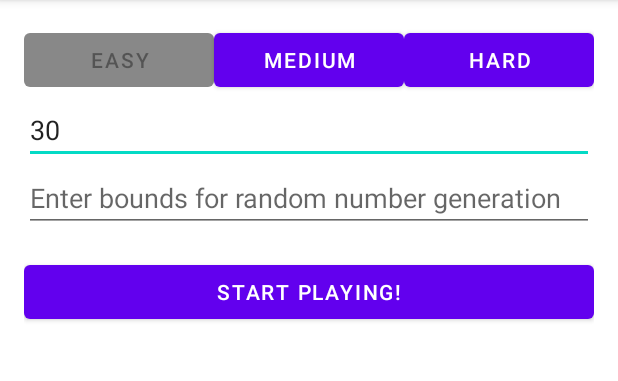
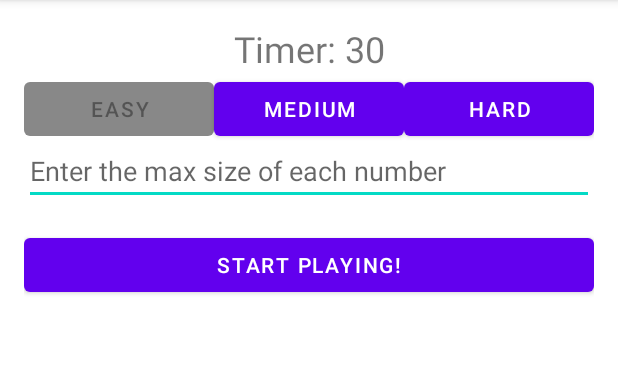
Before and after one commit to jfletcher5/FletcherGames, an Android app: the GameSettingsActivity screen opened directly, with no data from a screen before it, after a tap on "EASY", on a phone screen of 412 x 824 dp, the part 84-465 px from its top. Run offline under Robolectric (Android 15) with nearby library versions, the phone set to English and light mode, and no system bars.

Commit message:
updated timer

```diff
--- a/app/src/main/java/com/example/mathgame/GameSettingsActivity.java
+++ b/app/src/main/java/com/example/mathgame/GameSettingsActivity.java
@@ -7,10 +7,12 @@ import android.view.View;
 import android.widget.Button;
 import android.widget.EditText;
 import android.graphics.Color;
+import android.widget.TextView;
 
 public class GameSettingsActivity extends AppCompatActivity {
 
-    private EditText timerInput;
+    private int timerValue;
+    private TextView timerTextView;
     private Button[] timerButtons = new Button[3];
     private int[] timerValues = {30, 15, 5};
 
@@ -19,14 +21,13 @@ public class GameSettingsActivity extends AppCompatActivity {
         super.onCreate(savedInstanceState);
         setContentView(R.layout.activity_game_settings);
 
-        timerInput = findViewById(R.id.timerInput);
         timerButtons[0] = findViewById(R.id.timerInput1);
         timerButtons[1] = findViewById(R.id.timerInput2);
         timerButtons[2] = findViewById(R.id.timerInput3);
 
         findViewById(R.id.submitButton).setOnClickListener(v -> {
             Intent resultIntent = new Intent();
-            resultIntent.putExtra("timer", Integer.parseInt(timerInput.getText().toString()));
+            resultIntent.putExtra("timer", timerValue);
             resultIntent.putExtra("bounds", Integer.parseInt(((EditText) findViewById(R.id.boundsInput)).getText().toString()));
             setResult(RESULT_OK, resultIntent);
             finish();
@@ -36,9 +37,12 @@ public class GameSettingsActivity extends AppCompatActivity {
             int finalI = i;
             timerButtons[i].setOnClickListener(v -> {
                 resetButtons();
-                timerInput.setText(String.valueOf(timerValues[finalI]));
                 timerButtons[finalI].setEnabled(false);
                 timerButtons[finalI].setBackgroundColor(Color.GRAY);
+                // set timetextview to the "Timer: " and the value of the button
+                timerValue = timerValues[finalI];
+                timerTextView = findViewById(R.id.timerTextView);
+                timerTextView.setText("Timer: " + timerValue);
             });
         }
     }
--- a/app/src/main/res/layout/activity_game_settings.xml
+++ b/app/src/main/res/layout/activity_game_settings.xml
@@ -4,6 +4,14 @@
     android:layout_height="match_parent"
     android:orientation="vertical"
     android:padding="16dp">
+
+    <TextView
+        android:id="@+id/timerTextView"
+        android:layout_width="match_parent"
+        android:layout_height="wrap_content"
+        android:text="@string/timer"
+        android:textAlignment="center"
+        android:textSize="24sp" />
 
     <LinearLayout
         android:layout_width="match_parent"
@@ -34,17 +42,10 @@
     </LinearLayout>
 
     <EditText
-        android:id="@+id/timerInput"
-        android:layout_width="match_parent"
-        android:layout_height="wrap_content"
-        android:hint="@string/enter_timer_duration"
-        android:inputType="number" />
-
-    <EditText
         android:id="@+id/boundsInput"
         android:layout_width="match_parent"
-        android:layout_height="wrap_content"
-        android:hint="@string/enter_bounds_for_random_number_generation"
+        android:layout_height="40dp"
+        android:hint="@string/bounds"
         android:inputType="number" />
 
     <Button
--- a/app/src/main/res/values/strings.xml
+++ b/app/src/main/res/values/strings.xml
@@ -15,9 +15,10 @@
     <string name="start">Start</string>
     <string name="close">Close</string>
     <string name="enter_timer_duration">Enter timer duration</string>
-    <string name="enter_bounds_for_random_number_generation">Enter bounds for random number generation</string>
+    <string name="bounds">Enter the max size of each number</string>
     <string name="start_playing">Start Playing!</string>
     <string name="hard">Hard</string>
     <string name="medium">Medium</string>
     <string name="easy">Easy</string>
+    <string name="timer">Timer:</string>
 </resources>
```
Also changed, not shown: app/src/main/java/com/example/mathgame/GameMatchGame.java (+15 -4 lines), app/src/main/res/layout/activity_game_match_game.xml (+8 -7 lines).
